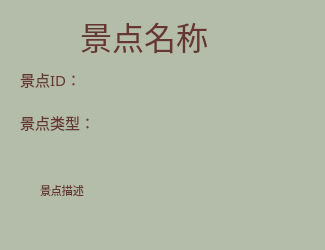
This is introwidget.ui in sujh2004/tour_guide as Qt 5 draws it before an edit. The edited form follows.
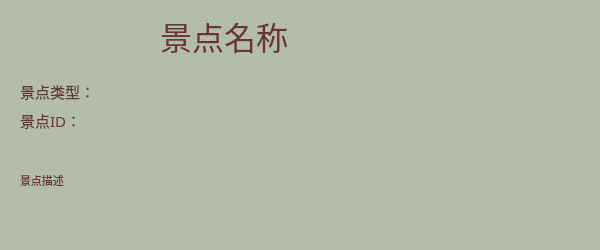
This is the edited form. Icons and pictures are not drawn.

Commit message: 修改景点信息位置

Diff of the .ui file:
```diff
--- a/introwidget.ui
+++ b/introwidget.ui
@@ -6,7 +6,7 @@
    <rect>
     <x>0</x>
     <y>0</y>
-    <width>325</width>
+    <width>600</width>
     <height>250</height>
    </rect>
   </property>
@@ -24,7 +24,7 @@
   <widget class="QLabel" name="name">
    <property name="geometry">
     <rect>
-     <x>80</x>
+     <x>160</x>
      <y>0</y>
      <width>221</width>
      <height>71</height>
@@ -47,29 +47,12 @@
    <property name="geometry">
     <rect>
      <x>20</x>
-     <y>60</y>
+     <y>80</y>
      <width>121</width>
-     <height>81</height>
+     <height>51</height>
     </rect>
    </property>
    <layout class="QVBoxLayout" name="verticalLayout">
-    <item>
-     <widget class="QLabel" name="id">
-      <property name="font">
-       <font>
-        <family>HanyiSentyScholar</family>
-        <pointsize>11</pointsize>
-       </font>
-      </property>
-      <property name="styleSheet">
-       <string notr="true">color:#683632;
-</string>
-      </property>
-      <property name="text">
-       <string>景点ID：</string>
-      </property>
-     </widget>
-    </item>
     <item>
      <widget class="QLabel" name="type">
       <property name="font">
@@ -87,13 +70,30 @@
       </property>
      </widget>
     </item>
+    <item>
+     <widget class="QLabel" name="id">
+      <property name="font">
+       <font>
+        <family>HanyiSentyScholar</family>
+        <pointsize>11</pointsize>
+       </font>
+      </property>
+      <property name="styleSheet">
+       <string notr="true">color:#683632;
+</string>
+      </property>
+      <property name="text">
+       <string>景点ID：</string>
+      </property>
+     </widget>
+    </item>
    </layout>
   </widget>
   <widget class="QLabel" name="description">
    <property name="geometry">
     <rect>
-     <x>40</x>
-     <y>140</y>
+     <x>20</x>
+     <y>130</y>
      <width>251</width>
      <height>101</height>
     </rect>
@@ -118,10 +118,10 @@
   <widget class="QLabel" name="img">
    <property name="geometry">
     <rect>
-     <x>150</x>
-     <y>50</y>
-     <width>161</width>
-     <height>91</height>
+     <x>300</x>
+     <y>40</y>
+     <width>291</width>
+     <height>191</height>
     </rect>
    </property>
    <property name="styleSheet">
```
